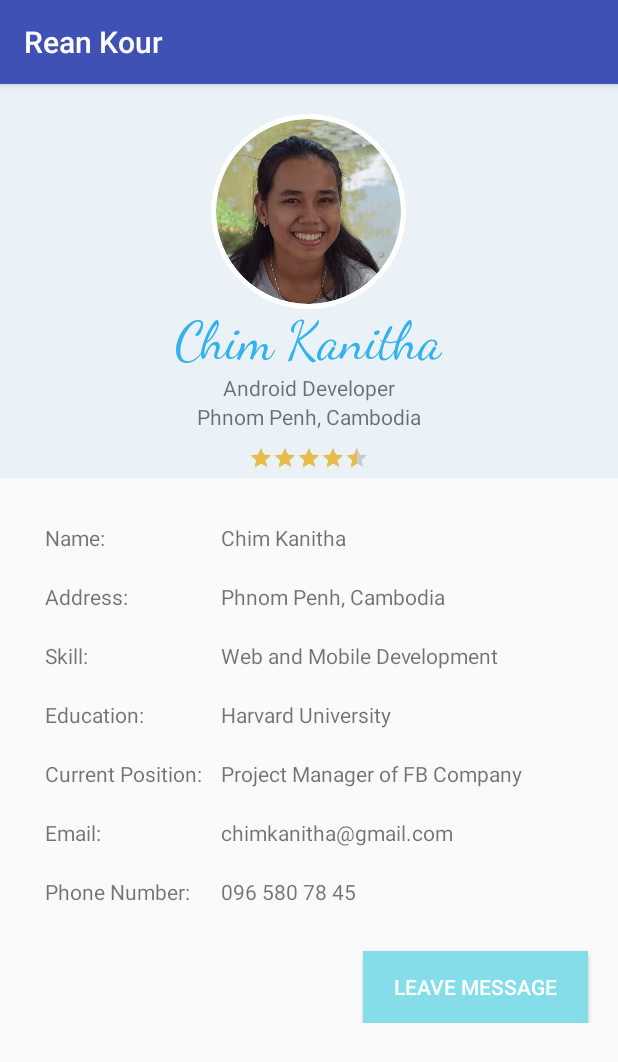
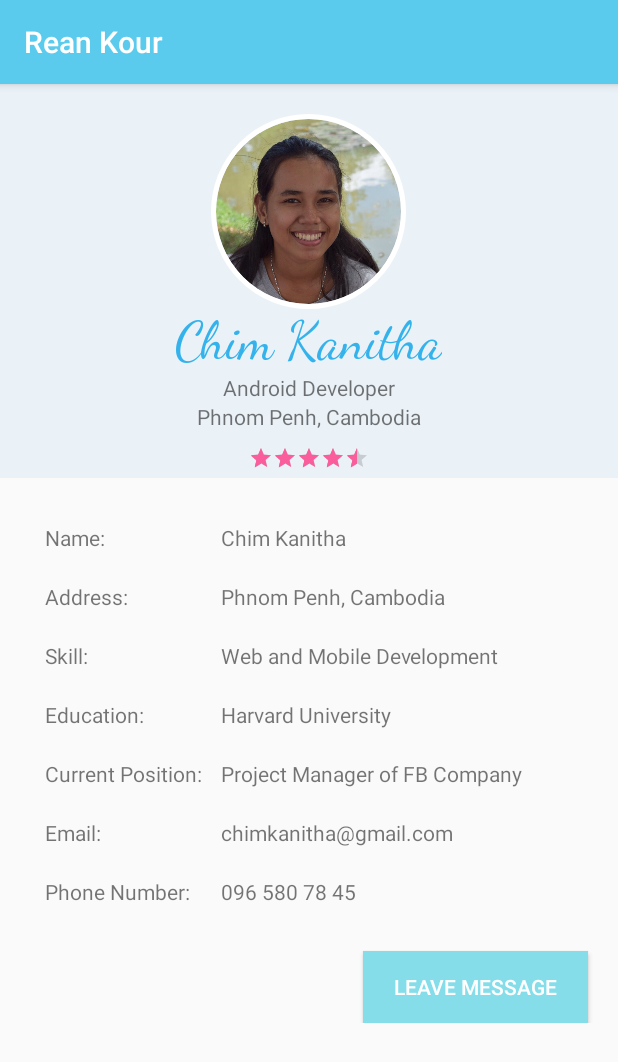
Before and after one commit to JaneSoo/ReanKour, an Android app: the DetatilActivity screen opened directly, with no data from a screen before it, on a phone screen of 412 x 824 dp. Shown: the top 1062 px of the screen. Run offline under Robolectric (Android 15) with nearby library versions, the phone set to English and light mode, and no system bars; our stand-ins replace CircleImageView; 10 statements that could not run were skipped.

Commit message:
add popup

```diff
--- a/app/build.gradle
+++ b/app/build.gradle
@@ -37,6 +37,10 @@ dependencies {
     compile 'com.google.firebase:firebase-auth:10.2.0'
     compile 'com.google.firebase:firebase-core:10.2.0'
     compile 'com.google.firebase:firebase-messaging:10.2.0'
+    compile 'com.google.firebase:firebase-storage:10.2.0'
+    compile 'com.google.android.gms:play-services-maps:10.2.0'
+    compile 'com.google.android.gms:play-services-places:10.2.0'
+    compile 'com.google.android.gms:play-services-location:10.2.0'
     testCompile 'junit:junit:4.12'
     compile files('libs/YouTubeAndroidPlayerApi.jar')
 }
--- a/app/src/main/AndroidManifest.xml
+++ b/app/src/main/AndroidManifest.xml
@@ -22,7 +22,7 @@
         android:name=".reankour"
         android:theme="@style/AppTheme">
 
-        <activity android:name=".VideoActivity"
+        <activity android:name=".MainActivity"
             android:configChanges="orientation|screenSize|keyboardHidden">
             <intent-filter>
                 <action android:name="android.intent.action.MAIN" />
--- a/app/src/main/java/com/example/janesoo/reankour/DetatilActivity.java
+++ b/app/src/main/java/com/example/janesoo/reankour/DetatilActivity.java
@@ -1,8 +1,12 @@
 package com.example.janesoo.reankour;
 
+import android.content.Intent;
 import android.os.Bundle;
 import android.support.annotation.Nullable;
 import android.support.v7.app.AppCompatActivity;
+import android.widget.TextView;
+
+import com.example.janesoo.reankour.model.User;
 
 /**
  * Created by JaneSoo on 14-Jun-17.
@@ -10,9 +14,36 @@ import android.support.v7.app.AppCompatActivity;
 
 public class DetatilActivity extends AppCompatActivity {
 
+    TextView name, add, skill, education, position, email, number, topname, topskill, topadd;
+
     @Override
     protected void onCreate(@Nullable Bundle savedInstanceState) {
         super.onCreate(savedInstanceState);
         setContentView(R.layout.tutor_detail_layout);
+        Intent intent = getIntent();
+        User user = (User) intent.getSerializableExtra("Tutor");
+
+        name = (TextView) findViewById(R.id.detailName);
+        add = (TextView) findViewById(R.id.detailAdd);
+        skill = (TextView) findViewById(R.id.detailSkill);
+        education = (TextView) findViewById(R.id.detailEdu);
+        position = (TextView) findViewById(R.id.detailPosition);
+        email = (TextView) findViewById(R.id.detailEmail);
+        number = (TextView) findViewById(R.id.detailNum);
+        topname = (TextView) findViewById(R.id.topName);
+        topskill = (TextView) findViewById(R.id.topSkill);
+        topadd = (TextView) findViewById(R.id.topAdd);
+
+        name.setText(user.getFullname().toString());
+        add.setText(user.getAddress().toString());
+        skill.setText(user.getSkill().toString());
+        education.setText(user.getEducation().toString());
+        position.setText(user.getPosition().toString());
+        email.setText(user.getEmail().toString());
+        number.setText(user.getPhone());
+        topname.setText(user.getFullname().toString());
+        topskill.setText(user.getSkill().toString());
+        topadd.setText(user.getAddress().toString());
+
     }
 }
--- a/app/src/main/java/com/example/janesoo/reankour/reankour.java
+++ b/app/src/main/java/com/example/janesoo/reankour/reankour.java
@@ -13,7 +13,6 @@ public class reankour extends Application{
     @Override
     public void onCreate() {
         super.onCreate();
-
         FirebaseDatabase.getInstance().setPersistenceEnabled(true);
     }
 }
--- a/app/src/main/res/drawable/ic_search_black_24dp.xml
+++ b/app/src/main/res/drawable/ic_search_black_24dp.xml
@@ -4,6 +4,6 @@
         android:viewportWidth="24.0"
         android:viewportHeight="24.0">
     <path
-        android:fillColor="#ffffff"
+        android:fillColor="#ec89a3"
         android:pathData="M15.5,14h-0.79l-0.28,-0.27C15.41,12.59 16,11.11 16,9.5 16,5.91 13.09,3 9.5,3S3,5.91 3,9.5 5.91,16 9.5,16c1.61,0 3.09,-0.59 4.23,-1.57l0.27,0.28v0.79l5,4.99L20.49,19l-4.99,-5zM9.5,14C7.01,14 5,11.99 5,9.5S7.01,5 9.5,5 14,7.01 14,9.5 11.99,14 9.5,14z"/>
 </vector>
--- a/app/src/main/res/layout/tutor_detail_layout.xml
+++ b/app/src/main/res/layout/tutor_detail_layout.xml
@@ -24,6 +24,7 @@
                 app:civ_border_width="3dp"
                 app:civ_border_color="#fff"/>
             <TextView
+                android:id="@+id/topName"
                 android:layout_width="wrap_content"
                 android:layout_height="wrap_content"
                 android:text="Chim Kanitha"
@@ -31,10 +32,12 @@
                 android:fontFamily="cursive"
                 android:textSize="35sp"/>
             <TextView
+                android:id="@+id/topSkill"
                 android:layout_width="wrap_content"
                 android:layout_height="wrap_content"
                 android:text="Android Developer"/>
             <TextView
+                android:id="@+id/topAdd"
                 android:layout_width="wrap_content"
                 android:layout_height="wrap_content"
                 android:text="Phnom Penh, Cambodia"
--- a/app/src/main/res/values/colors.xml
+++ b/app/src/main/res/values/colors.xml
@@ -1,8 +1,8 @@
 <?xml version="1.0" encoding="utf-8"?>
 <resources>
-    <color name="colorPrimary">#3F51B5</color>
-    <color name="colorPrimaryDark">#303F9F</color>
-    <color name="colorAccent">#e6bc4b</color>
-    <color name="colorBlack">#000</color>
+    <color name="colorPrimary">#5acbed</color>
+    <color name="colorPrimaryDark">#0495e9</color>
+    <color name="colorAccent">#fa5d9c</color>
+    <color name="colorBlack">#494747</color>
     <color name="colorWhite">#fff</color>
 </resources>
```
Also changed, not shown: app/src/main/java/com/example/janesoo/reankour/AllBottomNavigationViewActivity.java (+4 -5 lines), app/src/main/java/com/example/janesoo/reankour/adapter/TutorAdapter.java (+57 -1 lines), app/src/main/java/com/example/janesoo/reankour/fragment/BottomNavigationFragment.java (+16 -0 lines), app/src/main/java/com/example/janesoo/reankour/model/User.java (+12 -1 lines), app/src/main/res/layout/all_fragment_layout.xml (+6 -5 lines), app/src/main/res/layout/dialog_layout.xml (added, +75 -0 lines), app/src/main/res/layout/tutors_item_layout.xml (+5 -3 lines).
